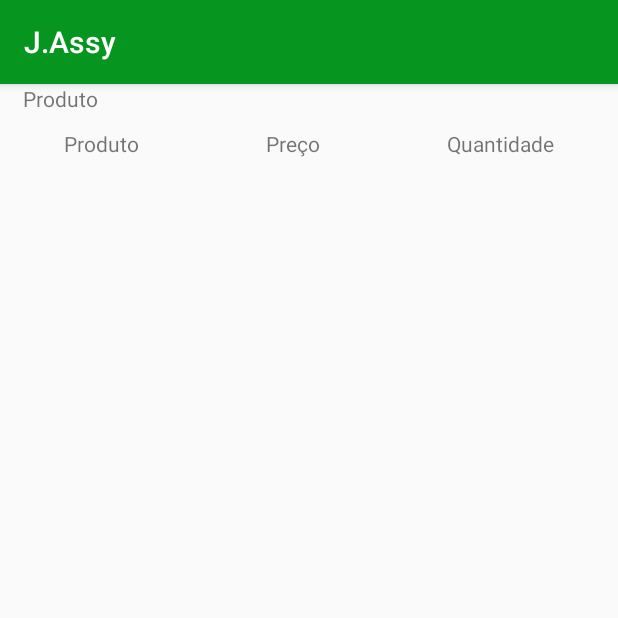
After one commit to victorniubo/desagil_projeto2, an Android app: the VarOverview screen opened directly, with no data from a screen before it, on a phone screen of 412 x 824 dp, the top half of it. The commit adds this screen. Run offline under Robolectric (Android 15) with nearby library versions, the light colour scheme and no system bars.

Commit message:
meu cerebro n aguenta mais

```diff
--- a/Projeto2/app/src/main/AndroidManifest.xml
+++ b/Projeto2/app/src/main/AndroidManifest.xml
@@ -9,7 +9,8 @@
         android:roundIcon="@mipmap/ic_launcher_round"
         android:supportsRtl="true"
         android:theme="@style/AppTheme">
-        <activity android:name=".PedidoOverview"></activity>
+        <activity android:name=".VarOverview"></activity>
+        <activity android:name=".PedidoOverview" />
         <activity android:name=".PopUpProd" />
         <activity android:name=".MainActivity">
             <intent-filter>
--- a/Projeto2/app/src/main/java/br/edu/insper/al/victoran/projeto2/PedidoOverview.java
+++ b/Projeto2/app/src/main/java/br/edu/insper/al/victoran/projeto2/PedidoOverview.java
@@ -15,9 +15,6 @@ public class PedidoOverview extends AppCompatActivity {
     Carrinho carrinho;
     PedidoListAdapter adapter;
     ListView listaOrders;
-    TextView descricao;
-    TextView preco;
-    TextView quantidade;
     TextView total;
 
     @Override
--- /dev/null
+++ b/Projeto2/app/src/main/java/br/edu/insper/al/victoran/projeto2/VarOverview.java
@@ -0,0 +1,14 @@
+package br.edu.insper.al.victoran.projeto2;
+
+import androidx.appcompat.app.AppCompatActivity;
+
+import android.os.Bundle;
+
+public class VarOverview extends AppCompatActivity {
+
+    @Override
+    protected void onCreate(Bundle savedInstanceState) {
+        super.onCreate(savedInstanceState);
+        setContentView(R.layout.activity_var_overview);
+    }
+}
--- /dev/null
+++ b/Projeto2/app/src/main/res/layout/activity_var_overview.xml
@@ -0,0 +1,69 @@
+<?xml version="1.0" encoding="utf-8"?>
+<RelativeLayout xmlns:android="http://schemas.android.com/apk/res/android"
+    xmlns:app="http://schemas.android.com/apk/res-auto"
+    xmlns:tools="http://schemas.android.com/tools"
+    android:layout_width="match_parent"
+    android:layout_height="match_parent"
+    android:orientation="vertical"
+    tools:context=".VarOverview"
+    android:weightSum="1">
+
+    <TextView
+        android:id="@+id/nomeprod"
+        android:layout_width="wrap_content"
+        android:layout_height="wrap_content"
+        android:layout_weight="1"
+        android:text="Produto"
+        android:layout_marginStart="15dp"
+        android:textAlignment="center"/>
+
+
+    <LinearLayout
+        android:id="@+id/linear"
+        android:layout_width="match_parent"
+        android:layout_height="wrap_content"
+        android:orientation="horizontal"
+        android:layout_marginTop="30dp">
+
+
+        <TextView
+            android:id="@+id/textView"
+            android:layout_width="wrap_content"
+            android:layout_height="wrap_content"
+            android:layout_weight="1"
+            android:text="Produto"
+            android:textAlignment="center"/>
+
+        <TextView
+            android:id="@+id/textView2"
+            android:layout_width="wrap_content"
+            android:layout_height="wrap_content"
+            android:layout_weight="1"
+            android:text="Preço"
+            android:textAlignment="center"/>
+
+        <TextView
+            android:id="@+id/textView3"
+            android:layout_width="wrap_content"
+            android:layout_height="wrap_content"
+            android:layout_weight="1"
+            android:text="Quantidade"
+            android:textAlignment="center"/>
+    </LinearLayout>
+
+    <ListView
+        android:layout_width="match_parent"
+        android:layout_height="match_parent"
+        android:id="@+id/listView2"
+        android:layout_marginTop="60dp"/>
+
+    <TextView
+        android:id="@+id/total"
+        android:layout_width="wrap_content"
+        android:layout_height="wrap_content"
+        android:layout_alignBottom="@id/listView2"
+        android:layout_weight="1"
+        android:textAlignment="center" />
+
+
+</RelativeLayout>
--- a/Projeto2/app/src/main/res/raw/produtos.csv
+++ b/Projeto2/app/src/main/res/raw/produtos.csv
@@ -7,7 +7,7 @@
 6,Discoso e anéis,Apollo,TITANIUM,Acessório,-,DISCO SOJA 56 FUROS - RAMPFLOW,19.85,19.85,19.85,-
 7,Discoso e anéis,Apollo,TITANIUM,Acessório,-,DISCO SOJA 135 FUROS- RAMPFLOW,19.84,19.84,19.84,-
 8,Discoso e anéis,Apollo,L-RAMPA,Produto,-,DISCO CANOLA L-RAMPA MOD U 128,53.85,53.85,53.85,-
-9,Discoso e anéis,Apollo,RAMPFLOW,Produto,-,DISCO ALGODAO RAMPFLOW  108 F,19.84,19.84,19.84,2 modelos com medidas diferentes
+9,Discoso e anéis,Apollo,RAMPFLOW,Produto,-,DISCO ALGODAO RAMPFLOW,19.84,19.84,19.84,2 modelos com medidas diferentes
 10,Discoso e anéis,TITANIUM,TITANIUM,Acessório,-,DISCO GIRASSOL TITANIUM 48 F,56.26,56.26,56.26,-
 11,Discoso e anéis,TITANIUM,TITANIUM,Acessório,-,DISCO AMENDOIM TITANIUM 56 E 60 F,245.01,245.01,245.01,4 modelos com medidas diferentes
 12,Discoso e anéis,Apollo,UNIVERSAL,Produto,-,ANEL MILHO/SOJA / FEIJÃO MOD. UNIV.,7.64,7.72,7.55,-
```
Also changed, not shown: Projeto2/app/src/main/java/br/edu/insper/al/victoran/projeto2/MainActivity.java (+7 -3 lines), Projeto2/app/src/main/java/br/edu/insper/al/victoran/projeto2/Product.java (+6 -1 lines), Projeto2/app/src/main/java/br/edu/insper/al/victoran/projeto2/VarListAdapter.java (added, +63 -0 lines), Projeto2/app/src/main/res/layout/adapter_var_layout.xml (added, +37 -0 lines).
